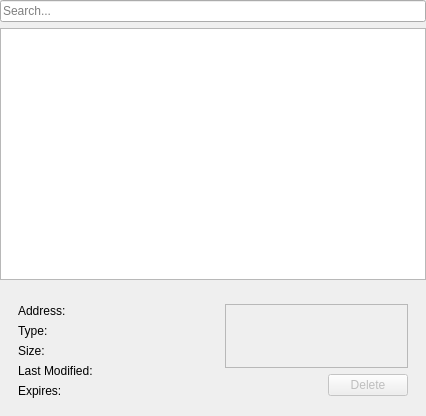
OtterBrowser/otter-browser, file src/modules/windows/cache/CacheContentsWidget.ui: the form before one commit.
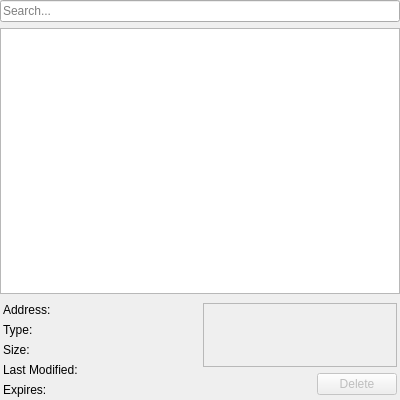
The form after the commit. Custom widgets are drawn as their Qt base class.

Commit message: New layout for transfers

Patch:
```diff
--- a/src/modules/windows/cache/CacheContentsWidget.ui
+++ b/src/modules/windows/cache/CacheContentsWidget.ui
@@ -6,8 +6,8 @@
    <rect>
     <x>0</x>
     <y>0</y>
-    <width>426</width>
-    <height>416</height>
+    <width>400</width>
+    <height>400</height>
    </rect>
   </property>
   <layout class="QVBoxLayout" name="verticalLayout" stretch="0,1,0">
@@ -58,6 +58,18 @@
       </sizepolicy>
      </property>
      <layout class="QHBoxLayout" name="horizontalLayout">
+      <property name="leftMargin">
+       <number>3</number>
+      </property>
+      <property name="topMargin">
+       <number>3</number>
+      </property>
+      <property name="rightMargin">
+       <number>3</number>
+      </property>
+      <property name="bottomMargin">
+       <number>3</number>
+      </property>
       <item>
        <widget class="QWidget" name="formWidget" native="true">
         <property name="sizePolicy">
@@ -67,6 +79,18 @@
          </sizepolicy>
         </property>
         <layout class="QFormLayout" name="formLayout">
+         <property name="leftMargin">
+          <number>0</number>
+         </property>
+         <property name="topMargin">
+          <number>0</number>
+         </property>
+         <property name="rightMargin">
+          <number>0</number>
+         </property>
+         <property name="bottomMargin">
+          <number>0</number>
+         </property>
          <item row="0" column="0">
           <widget class="QLabel" name="addressLabel">
            <property name="text">
@@ -129,6 +153,18 @@
          </size>
         </property>
         <layout class="QVBoxLayout" name="actionsLayout">
+         <property name="leftMargin">
+          <number>0</number>
+         </property>
+         <property name="topMargin">
+          <number>0</number>
+         </property>
+         <property name="rightMargin">
+          <number>0</number>
+         </property>
+         <property name="bottomMargin">
+          <number>0</number>
+         </property>
          <item>
           <widget class="QLabel" name="previewLabel">
            <property name="minimumSize">
```
Left out of the diff: 5 changed lines with no effect on the pictures. The commit also changes 3 other files.
